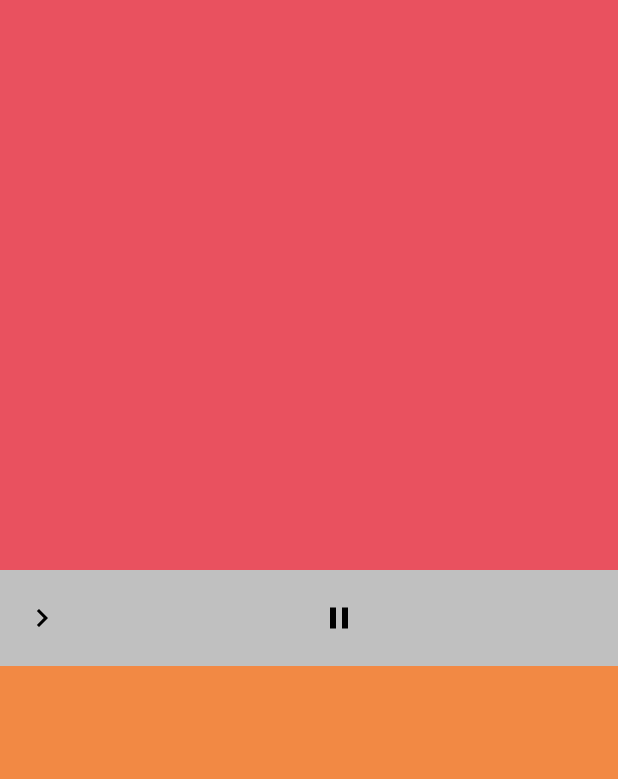
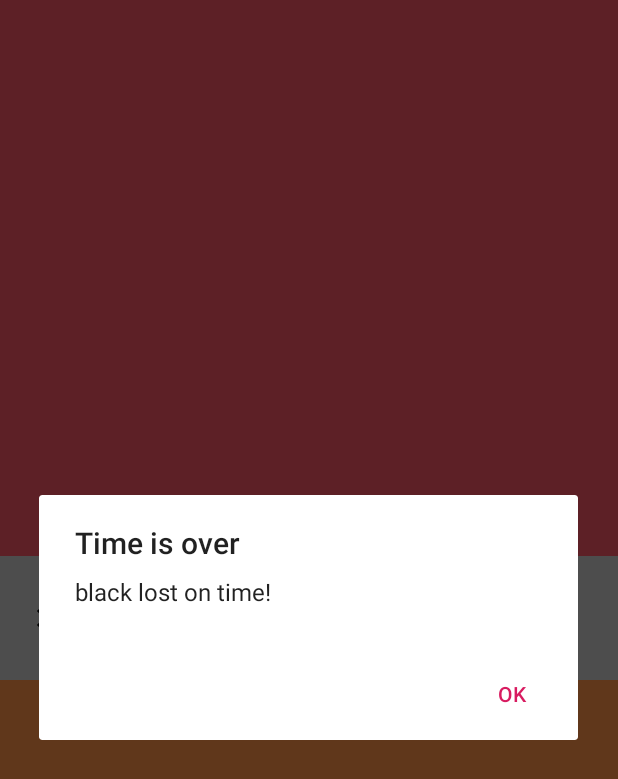
Before and after one commit to LumisD/ChessClock, an Android app: the screen it shows after launch (MainActivity), after a tap on "drag", on a phone screen of 412 x 824 dp. Shown: the top 779 px of the screen. Run offline under Robolectric (Android 15) with nearby library versions, the phone set to English and light mode, and no system bars; our stand-ins replace Dagger/Hilt's generated code, Room's generated code, Timber, data binding, navigation-ui; 2 statements that could not run were skipped.

Commit message:
Changes2

```diff
--- a/app/src/main/java/com/lumisdinos/chessclock/MainActivity.kt
+++ b/app/src/main/java/com/lumisdinos/chessclock/MainActivity.kt
@@ -17,6 +17,7 @@ import androidx.navigation.fragment.FragmentNavigator
 import androidx.navigation.fragment.NavHostFragment
 import com.lumisdinos.chessclock.data.Constants._1
 import com.lumisdinos.chessclock.data.Constants._10
+import com.lumisdinos.chessclock.data.Constants._10secTest
 import com.lumisdinos.chessclock.data.Constants._15_10
 import com.lumisdinos.chessclock.data.Constants._1_1
 import com.lumisdinos.chessclock.data.Constants._20
@@ -61,6 +62,7 @@ class MainActivity : AppCompatActivity(), DialogListener {
     private lateinit var time_5minMenuItem: MenuItem
     private lateinit var time_3minMenuItem: MenuItem
     private lateinit var time_1minMenuItem: MenuItem
+    private lateinit var time_10secTest: MenuItem
 
 
     override fun onCreate(savedInstanceState: Bundle?) {
@@ -117,6 +119,8 @@ class MainActivity : AppCompatActivity(), DialogListener {
         time_3minMenuItem = navigationView.menu.findItem(R.id.t_3)
         time_1minMenuItem = navigationView.menu.findItem(R.id.t_1)
 
+        time_10secTest = navigationView.menu.findItem(R.id.t_10secTest)
+
         customTimeMenuItem.setOnMenuItemClickListener {
             Timber.d("qwer setTimeMenuItem tOnMenuItemClick")
             drawerLayout.close()
@@ -132,6 +136,16 @@ class MainActivity : AppCompatActivity(), DialogListener {
             ).show()
             true
         }
+
+
+        time_10secTest.setOnMenuItemClickListener {
+            Timber.d("qwer time_10secTest OnMenuItemClick")
+            drawerLayout.close()
+            refreshSomeFragment(navController.currentDestination, _10secTest)
+            true
+        }
+
+
 
         time_15_10MenuItem.setOnMenuItemClickListener {
             Timber.d("qwer time15_10MenuItem tOnMenuItemClick")
@@ -228,7 +242,7 @@ class MainActivity : AppCompatActivity(), DialogListener {
                 //refresh list row20
                 val homeFragment = getCurrentFragment()
                 if (homeFragment != null && homeFragment is HomeFragment) {
-                    homeFragment.setTimeControl(time)
+                    homeFragment.setChosenTimeControl(time)
                 }
             }
         } catch (e: Exception) {
--- a/app/src/main/java/com/lumisdinos/chessclock/common/utils/Util.kt
+++ b/app/src/main/java/com/lumisdinos/chessclock/common/utils/Util.kt
@@ -1,5 +1,8 @@
 package com.lumisdinos.chessclock.common.utils
 
+import com.lumisdinos.chessclock.data.AppConfig.longDelay
+import com.lumisdinos.chessclock.data.AppConfig.previousClickTimeMillis
+import com.lumisdinos.chessclock.data.AppConfig.shortDelay
 import timber.log.Timber
 import java.lang.Exception
 import java.lang.NumberFormatException
@@ -51,3 +54,24 @@ fun floatToStr(float: Float?, precision: Int, showPointIfZero: Boolean): String
         "0"
     }
 }
+
+
+fun isClickedSingle(): Boolean {
+    return isAlreadyClick(longDelay)
+}
+
+
+fun isClickedShort(): Boolean {
+    return isAlreadyClick(shortDelay)
+}
+
+
+fun isAlreadyClick(time: Long): Boolean {
+    val currentTimeMillis = System.currentTimeMillis()
+    if (currentTimeMillis >= previousClickTimeMillis + time) {
+        previousClickTimeMillis = currentTimeMillis
+        return false
+    } else {
+        return true
+    }
+}
--- a/app/src/main/java/com/lumisdinos/chessclock/data/AppConfig.kt
+++ b/app/src/main/java/com/lumisdinos/chessclock/data/AppConfig.kt
@@ -2,9 +2,9 @@ package com.lumisdinos.chessclock.data
 
 object AppConfig {
 
-    var min = 15
-    var sec = 0
-    var inc = 10
+    var min = 0//15
+    var sec = 2//0
+    var inc = 0//10
 
 
     var previousClickTimeMillis = 0L
--- a/app/src/main/java/com/lumisdinos/chessclock/data/Constants.kt
+++ b/app/src/main/java/com/lumisdinos/chessclock/data/Constants.kt
@@ -18,6 +18,8 @@ object Constants {
     const val _5 = "5, 0, 0"      //5m
     const val _3= "3, 0, 0"       //3m
     const val _1 = "1, 0, 0"      //1m
+
+    const val _10secTest = "0, 10, 0"      //10sec - test
 
     const val STRING = "String"
     const val INTEGER = "Integer"
--- a/app/src/main/java/com/lumisdinos/chessclock/data/model/Game.kt
+++ b/app/src/main/java/com/lumisdinos/chessclock/data/model/Game.kt
@@ -12,7 +12,10 @@ data class Game constructor(
     @ColumnInfo(name = "min") var min: Int = 0,
     @ColumnInfo(name = "sec") var sec: Int = 0,
     @ColumnInfo(name = "inc") var inc: Int = 0,
-    @ColumnInfo(name = "is_first") var isFirst: Boolean = true,
-    @ColumnInfo(name = "first_rest") var firstRest: Long = 0L,
-    @ColumnInfo(name = "second_rest") var secondRest: Long = 0L
+    @ColumnInfo(name = "white_rest") var whiteRest: Long = 0L,
+    @ColumnInfo(name = "black_rest") var blackRest: Long = 0L,
+
+    @ColumnInfo(name = "is_white_first") var isWhiteFirst: Boolean = true,
+    @ColumnInfo(name = "is_wh_moving") var isWhMoving: Boolean = true,
+    @ColumnInfo(name = "is_paused") var isPaused: Boolean = false
 )
--- a/app/src/main/java/com/lumisdinos/chessclock/dialogs/SimpleAlertDialog.kt
+++ b/app/src/main/java/com/lumisdinos/chessclock/dialogs/SimpleAlertDialog.kt
@@ -8,6 +8,75 @@ import android.widget.*
 import com.lumisdinos.chessclock.R
 import com.lumisdinos.chessclock.common.utils.InputFilterMinMax
 import com.lumisdinos.chessclock.common.utils.strToInt
+
+fun getAlertDialogFull(
+    context: Context,
+    action: String,
+    additional: String,
+    listener: DialogListener,
+    title: String,
+    message: String,
+    btnPositive: String,
+    btnNegative: String,
+    btnNeutral: String
+): AlertDialog {
+
+    val builder = AlertDialog.Builder(context)
+    with(builder)
+    {
+        setTitle(title)
+        setMessage(message)
+        if (!btnPositive.isEmpty()) {
+            setPositiveButton(btnPositive) { _, id -> listener.onPositiveDialogClick(listOf(action, additional)) }
+        }
+        if (!btnNegative.isEmpty()) {
+            setNegativeButton(btnNegative) { _, id -> listener.onNegativeDialogClick(listOf(action)) }
+        }
+        if (!btnNeutral.isEmpty()) {
+            setNeutralButton(btnNeutral) { _, id -> listener.onNeutralDialogClick(listOf(action)) }
+        }
+    }
+    val dialog = builder.create()
+    dialog.setCancelable(false)
+    dialog.setCanceledOnTouchOutside(false)
+    return dialog
+}
+
+fun getAlertDialog(
+    context: Context,
+    action: String,
+    listener: DialogListener,
+    title: String,
+    message: String,
+    btnPositive: String,
+    btnNeutral: String
+): AlertDialog {
+    return getAlertDialogFull(context, action, "", listener, title, message, btnPositive, "", btnNeutral)
+}
+
+fun getAlertDialog(
+    context: Context,
+    action: String,
+    additional: String,
+    listener: DialogListener,
+    title: String,
+    message: String,
+    btnPositive: String,
+    btnNeutral: String
+): AlertDialog {
+    return getAlertDialogFull(context, action, additional, listener, title, message, btnPositive, "", btnNeutral)
+}
+
+fun getAlertDialog(
+    context: Context,
+    action: String,
+    listener: DialogListener,
+    title: String,
+    message: String,
+    btnPositive: String
+): AlertDialog {
+    return getAlertDialogFull(context, action, "", listener, title, message, btnPositive, "", "")
+}
 
 
 fun alertDialogToSetCustomTime(
--- a/app/src/main/java/com/lumisdinos/chessclock/ui/home/HomeFragment.kt
+++ b/app/src/main/java/com/lumisdinos/chessclock/ui/home/HomeFragment.kt
@@ -10,12 +10,19 @@ import androidx.fragment.app.viewModels
 import androidx.lifecycle.Observer
 import androidx.lifecycle.ViewModelProvider
 import androidx.lifecycle.ViewModelProviders
+import com.lumisdinos.chessclock.R
+import com.lumisdinos.chessclock.common.Event
+import com.lumisdinos.chessclock.common.utils.isClickedSingle
 import com.lumisdinos.chessclock.databinding.FragmentHomeBinding
+import com.lumisdinos.chessclock.dialogs.DialogListener
+import com.lumisdinos.chessclock.dialogs.getAlertDialog
 import dagger.android.support.DaggerFragment
 import timber.log.Timber
 import javax.inject.Inject
 
-class HomeFragment : DaggerFragment() {
+class HomeFragment : DaggerFragment(), DialogListener {
+
+    private val ACTION_TIME_EXPIRED = "110"
 
     @Inject
     lateinit var viewModelFactory: ViewModelProvider.Factory
@@ -41,17 +48,50 @@ class HomeFragment : DaggerFragment() {
     override fun onActivityCreated(savedInstanceState: Bundle?) {
         super.onActivityCreated(savedInstanceState)
         viewDataBinding.lifecycleOwner = this.viewLifecycleOwner
-//        viewModel.text.observe(viewLifecycleOwner, Observer {
-//            //textView.text = it
-//        })
+        viewModel.timeExpired.observe(viewLifecycleOwner, Observer {
+            timeExpired(it)
+        })
 
         viewModel.getGame()
     }
 
 
-    fun setTimeControl(timeControl: String) {
-        //viewDataBinding.timeTv.text = time
-        viewModel.setTimeControl(timeControl)
+    fun setChosenTimeControl(timeControl: String) {
+        viewModel.setChosenTimeControl(timeControl)
+    }
+
+
+    private fun timeExpired(event: Event<String>) {
+        if (isClickedSingle()) return
+        event.getContentIfNotHandled()?.let {
+            Timber.d("qwer timeExpired")
+            getAlertDialog(
+                requireContext(),
+                ACTION_TIME_EXPIRED,
+                this,
+                getString(R.string.time_is_over),//title
+                String.format(getString(R.string._lost_on_time), it),//message
+                getString(R.string.ok)
+            ).show()
+
+        }
+    }
+
+
+    //  -- DialogListener --
+
+    override fun onPositiveDialogClick(result: List<String>) {
+        Timber.d("qwer onPositiveDialogClick action: %s", result[0])
+        when(result[0]) {
+            ACTION_TIME_EXPIRED -> {}
+            else -> {}
+        }
+    }
+
+    override fun onNegativeDialogClick(result: List<String>) {
+    }
+
+    override fun onNeutralDialogClick(result: List<String>) {
     }
 
 }
--- a/app/src/main/java/com/lumisdinos/chessclock/ui/home/HomeViewModel.kt
+++ b/app/src/main/java/com/lumisdinos/chessclock/ui/home/HomeViewModel.kt
@@ -1,10 +1,13 @@
 package com.lumisdinos.chessclock.ui.home
 
+import com.lumisdinos.chessclock.common.Event
+import android.os.CountDownTimer
 import androidx.lifecycle.LiveData
 import androidx.lifecycle.MutableLiveData
 import androidx.lifecycle.ViewModel
 import com.lumisdinos.chessclock.common.utils.strToInt
 import com.lumisdinos.chessclock.data.AppConfig
+import com.lumisdinos.chessclock.data.Constants._15_10
 import com.lumisdinos.chessclock.data.model.Game
 import com.lumisdinos.chessclock.data.repository.GameRepository
 import kotlinx.coroutines.CoroutineScope
@@ -12,14 +15,22 @@ import kotlinx.coroutines.Dispatchers
 import kotlinx.coroutines.launch
 import kotlinx.coroutines.withContext
 import timber.log.Timber
+import java.lang.StringBuilder
 import javax.inject.Inject
 
 class HomeViewModel @Inject constructor(
     private val gameRepository: GameRepository
 ) : ViewModel() {
 
+    private val _timeExpired = MutableLiveData<Event<String>>()
+    val timeExpired: LiveData<Event<String>> = _timeExpired
+
     val gameLive = MutableLiveData<Game?>()
     var game: Game? = null
+
+    val timeControlLive = MutableLiveData<String>()
+
+    var timer: CountDownTimer? = null
 
 
     fun getGame() {
@@ -33,43 +44,68 @@ class HomeViewModel @Inject constructor(
                     game!!.sec = AppConfig.sec
                     game!!.inc = AppConfig.inc
                 }
-                gameLive.postValue(game)
+                game?.let {
+                    timeControlLive.postValue("${it.min}, ${it.sec}, ${it.inc}")
+                }
             }
         }
 
     }
 
 
-    fun setTimeControl(timeControl: String) {
+    fun setChosenTimeControl(timeCtrl: String) {
         //"15, 0, 10"
         CoroutineScope(Dispatchers.Main).launch {
             withContext(Dispatchers.IO) {
-                val times = timeControl.split(",").map { it.trim() }
-                Timber.d("qwer setTimeControl: |%s|", times)
-                game?.min = strToInt(times[0])
-                game?.sec = strToInt(times[1])
-                game?.inc = strToInt(times[2])
-                gameLive.postValue(game)
+                val times = timeCtrl.split(",").map { it.trim() }
+                Timber.d("qwer setChosenTimeControl: |%s|", times)
+                game?.let {
+                    it.min = strToInt(times[0])
+                    it.sec = strToInt(times[1])
+                    it.inc = strToInt(times[2])
+                    timeControlLive.postValue("${it.min}, ${it.sec}, ${it.inc}")
+                }
+
             }
         }
 
     }
 
 
-    fun clickOnTopButtonView() {
-        Timber.d("qwer clickOnTopButtonView")
-
+    fun clickOnBlackButtonView() {
+        Timber.d("qwer clickOnBlackButtonView")
+        CoroutineScope(Dispatchers.Main).launch {
+            withContext(Dispatchers.IO) {
+                if (game == null) return@withContext
+                if (startFirstMove(false)) {
+                    game?.let { it.isWhMoving = false }//handleNewMove inverses it
+                }
+            }
+            handleNewMove()
+        }
     }
 
 
-    fun clickOnBottomButtonView() {
-        Timber.d("qwer clickOnBottomButtonView")
+    fun clickOnWhiteButtonView() {
+        Timber.d("qwer clickOnWhiteButtonView")
+        CoroutineScope(Dispatchers.Main).launch {
+            withContext(Dispatchers.IO) {
+                if (game == null) return@withContext
+                if (startFirstMove(true)) {
+                    game?.let { it.isWhMoving = true }//handleNewMove inverses it
+                }
+            }
+            handleNewMove()
+        }
 
     }
 
 
     fun clickOnPause() {
         Timber.d("qwer clickOnPause")
+        timer?.let { it.cancel() }
+        timer = null
+        game?.let { it.isPaused = true }
 
     }
 
@@ -78,4 +114,89 @@ class HomeViewModel @Inject constructor(
         Timber.d("qwer clickShowMenu")
 
     }
+
+
+    private fun handleNewMove() {
+        Timber.d("qwer handleNewMove")
+        game?.let {
+            it.systemMillis = System.currentTimeMillis()
+            it.isWhMoving = !it.isWhMoving
+        }
+        startTimer()
+    }
+
+
+    private fun startTimer() {
+//        timer = fixedRateTimer(period = 100L) {
+//            Timber.d("qwer startTimer")
+//        }
+        val millFuture = if (game!!.isWhMoving) game!!.whiteRest else game!!.blackRest
+        Timber.d("qwer startTimer millFuture: %s", millFuture)
+
+        timer = object : CountDownTimer(millFuture, 100) {
+            override fun onTick(millisUntilFinished: Long) {
+                Timber.d("qwer startTimer onTick")
+                game?.let {
+                    if (it.isWhMoving) {
+                        it.whiteRest -= 100L
+                    } else {
+                        it.blackRest -= 100L
+                    }
+                    //refresh
+                    timeControlLive.postValue("${it.min}, ${it.sec}, ${it.inc}")
+                }
+
+            }
+
+            override fun onFinish() {
+                Timber.d("qwer startTimer onFinish")
+                var sideWhichExpired = "white"
+
+                game?.let {
+                    //define which side expired: who started
+                    Timber.d(
+                        "qwer startTimer onFinish isWhMoving: %s, isWhiteFirst: %s",
+                        it.isWhMoving,
+                        it.isWhiteFirst
+                    )
+                    if (it.isWhMoving && it.isWhiteFirst) {
+                        sideWhichExpired = "white"
+                    } else if (!it.isWhMoving && it.isWhiteFirst) {
+                        sideWhichExpired = "black"
+                    } else if (!it.isWhMoving && !it.isWhiteFirst) {
+                        sideWhichExpired = "white"
+                    } else if (it.isWhMoving && !it.isWhiteFirst) {
+                        sideWhichExpired = "black"
+                    }
+                    //set to 0 rest time
+                    if (it.isWhMoving) it.whiteRest = 0L else it.blackRest = 0L
+                    //refresh
+                    timeControlLive.postValue("${it.min}, ${it.sec}, ${it.inc}")
+                }
+
+                _timeExpired.postValue(Event(sideWhichExpired))
+            }
+        }
+        timer!!.start()
+        //timer!!.cancel()
+    }
+
+
+    private fun startFirstMove(isWhiteFirst: Boolean): Boolean {
+        game?.let {
+            if (it.systemMillis == 0L) {
+                Timber.d("qwer startFirstMove")
+                //the game is not started yet
+                it.systemMillis = System.currentTimeMillis()
+                it.whiteRest = (it.min * 60 + it.sec) * 1000L
+                it.blackRest = it.whiteRest
+                it.isWhiteFirst = isWhiteFirst
+                return true
+            }
+        }
+
+        return false
+    }
+
+
 }
--- a/app/src/main/res/layout/fragment_home.xml
+++ b/app/src/main/res/layout/fragment_home.xml
@@ -17,19 +17,26 @@
         tools:context=".ui.home.HomeFragment">
 
         <View
-            android:id="@+id/topButtonView"
+            android:id="@+id/blackButtonView"
             android:layout_width="match_parent"
             android:layout_height="0dp"
             android:background="@color/female_icon_color"
             android:clickable="true"
             android:focusable="true"
             android:foreground="@drawable/ripple"
-            android:onClick="@{() -> viewModel.clickOnTopButtonView()}"
-            app:layout_constraintBottom_toTopOf="@+id/centralPanelLLayout"
+            android:onClick="@{() -> viewModel.clickOnBlackButtonView()}"
+            app:layout_constraintBottom_toTopOf="@+id/guidelineUp"
             app:layout_constraintEnd_toEndOf="parent"
             app:layout_constraintStart_toStartOf="parent"
-            app:layout_constraintTop_toTopOf="parent"
-            app:layout_constraintVertical_weight="6" />
+            app:layout_constraintTop_toTopOf="parent" />
+
+
+        <androidx.constraintlayout.widget.Guideline
+            android:id="@+id/guidelineUp"
+            android:layout_width="wrap_content"
+            android:layout_height="wrap_content"
+            app:layout_constraintGuide_percent="0.45"
+            android:orientation="horizontal"/>
 
 
         <LinearLayout
@@ -38,11 +45,10 @@
             android:layout_height="0dp"
             android:orientation="horizontal"
             android:background="@color/colorGray"
-            app:layout_constraintBottom_toTopOf="@+id/bottomButtonView"
+            app:layout_constraintBottom_toTopOf="@+id/guidelineDown"
             app:layout_constraintEnd_toEndOf="parent"
             app:layout_constraintStart_toStartOf="parent"
-            app:layout_constraintTop_toBottomOf="@+id/topButtonView"
-            app:layout_constraintVertical_weight="1" >
+            app:layout_constraintTop_toBottomOf="@+id/guidelineUp">
 
             <ImageButton
                 android:id="@+id/showMenuIv"
@@ -60,7 +66,7 @@
                 android:layout_width="wrap_content"
                 android:layout_height="match_parent"
                 android:gravity="center_vertical"
-                app:timeFromGame="@{viewModel.gameLive}"/>
+                app:timeControlFromGame="@{viewModel.timeControlLive}"/>
 
             <ImageButton
                 android:id="@+id/deleteIb"
@@ -76,20 +82,27 @@
         </LinearLayout>
 
 
+        <androidx.constraintlayout.widget.Guideline
+            android:id="@+id/guidelineDown"
+            android:layout_width="wrap_content"
+            android:layout_height="wrap_content"
+            app:layout_constraintGuide_percent="0.55"
+            android:orientation="horizontal"/>
+
+
         <View
-            android:id="@+id/bottomButtonView"
+            android:id="@+id/whiteButtonView"
             android:layout_width="match_parent"
             android:layout_height="0dp"
             android:background="@color/male_icon_color"
             android:clickable="true"
             android:focusable="true"
             android:foreground="@drawable/ripple"
-            android:onClick="@{() -> viewModel.clickOnBottomButtonView()}"
+            android:onClick="@{() -> viewModel.clickOnWhiteButtonView()}"
             app:layout_constraintBottom_toBottomOf="parent"
             app:layout_constraintEnd_toEndOf="parent"
             app:layout_constraintStart_toStartOf="parent"
-            app:layout_constraintTop_toBottomOf="@+id/centralPanelLLayout"
-            app:layout_constraintVertical_weight="6" />
+            app:layout_constraintTop_toBottomOf="@+id/guidelineDown"/>
     </androidx.constraintlayout.widget.ConstraintLayout>
 
 </layout>
--- a/app/src/main/res/menu/activity_main_drawer.xml
+++ b/app/src/main/res/menu/activity_main_drawer.xml
@@ -4,6 +4,15 @@
     tools:showIn="navigation_view">
 
     <group android:checkableBehavior="single">
+
+
+
+        <item
+            android:id="@+id/t_10secTest"
+            android:icon="@drawable/ic_menu_camera"
+            android:title="@string/custom_time" />
+
+
 
         <item
             android:id="@+id/customTime"
--- a/app/src/main/res/values/strings.xml
+++ b/app/src/main/res/values/strings.xml
@@ -40,9 +40,12 @@
     <string name="_3">3m</string>
     <string name="_1">1m</string>
 
+    <!-- Dialogs -->
     <string name="custom_time">Custom Time</string>
     <string name="set_min_sec_inc">Set minutes, seconds and, if necessary, an increment (seconds)</string>
     <string name="time_control_not_set">"Time control is not set"</string>
+    <string name="time_is_over">Time is over</string>
+    <string name="_lost_on_time">%s lost on time!</string>
 
     <string name="min">min</string>
     <string name="sec">sec</string>
```
Also changed, not shown: app/src/main/java/com/lumisdinos/chessclock/common/BindingAdapters.kt (+22 -33 lines).
